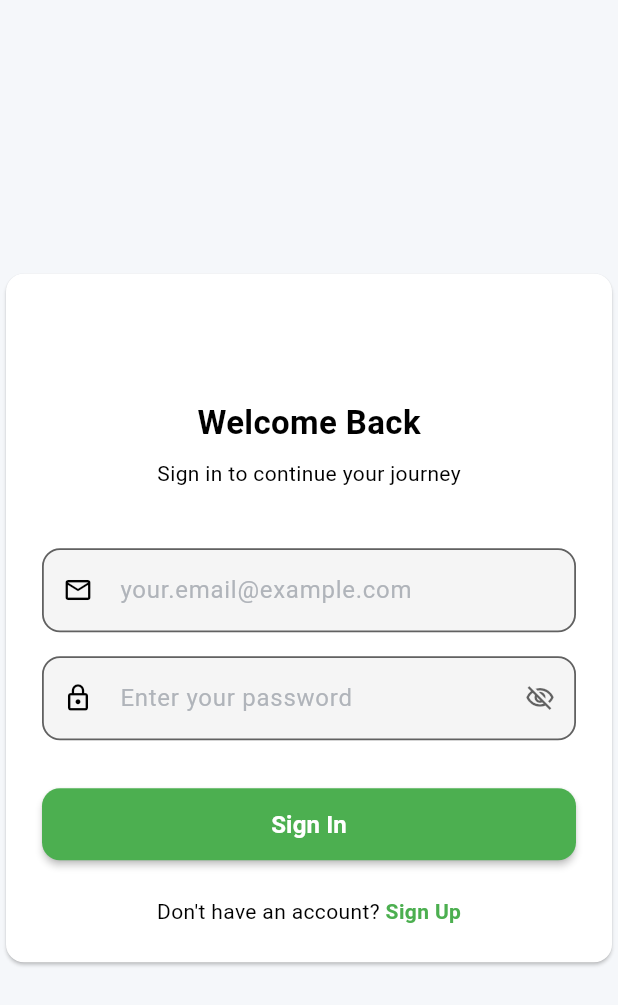
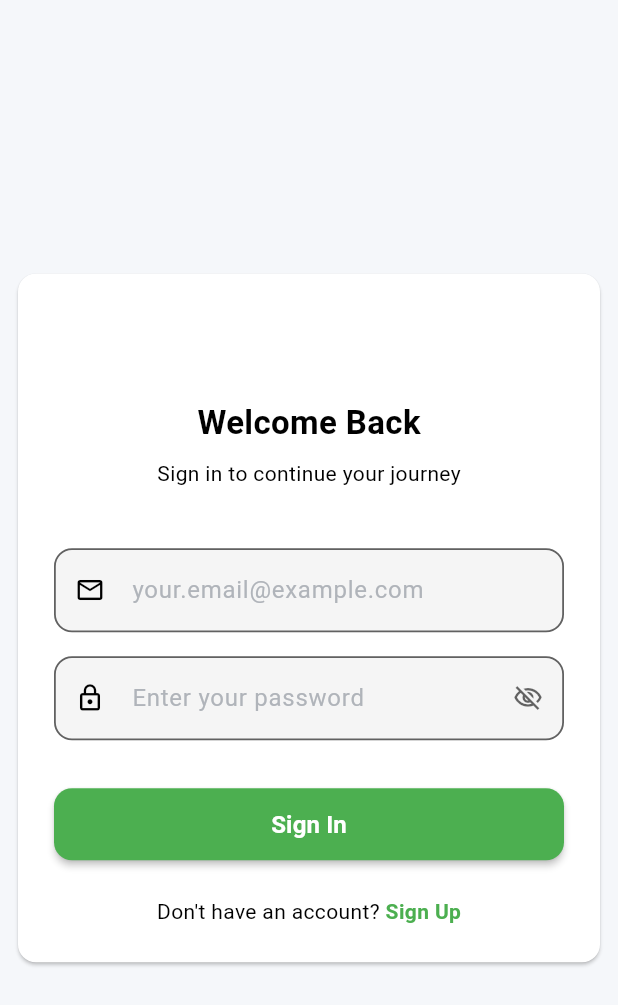
Before and after one commit to JiyadAhammad/metaupspace_task, a Flutter app: the screen it shows after launch, on a phone screen of 412 x 824 dp. Shown: the top 1005 px of the screen. Run offline on Flutter 3.47's test engine with Material 3 defaults, Android fonts, the phone set to English and light mode, and no system bars; our stand-ins replace bloc, dio, flutter_bloc, flutter_secure_storage, fpdart, freezed_annotation and 5 more.

Commit message:
Fixed Responsiveness issues

```diff
--- a/frontend/lib/features/auth/presentation/pages/signin_page.dart
+++ b/frontend/lib/features/auth/presentation/pages/signin_page.dart
@@ -1,6 +1,7 @@
 import 'package:flutter/material.dart';
 import 'package:flutter_bloc/flutter_bloc.dart';
 import 'package:go_router/go_router.dart';
+import 'package:responsive_builder/responsive_builder.dart';
 
 import '../../../../core/routes/route_names.dart';
 import '../../../../core/utils/ui/commands/snackbar_commands.dart';
@@ -19,6 +20,82 @@ class SigninPage extends StatefulWidget {
 }
 
 class _SigninPageState extends State<SigninPage> {
+  @override
+  Widget build(BuildContext context) {
+    // Access theme for spacing and layout logic
+    final ThemeData theme = Theme.of(context);
+    return Scaffold(
+      backgroundColor: theme.scaffoldBackgroundColor,
+      resizeToAvoidBottomInset: false,
+      body: SafeArea(
+        child: Center(
+          child: ScreenTypeLayout.builder(
+            mobile: (_) => const _MobileLayout(),
+            tablet: (_) => const _TabletLayout(),
+            desktop: (_) => const _DesktopLayout(),
+          ),
+        ),
+      ),
+    );
+  }
+}
+
+class _MobileLayout extends StatelessWidget {
+  const _MobileLayout();
+
+  @override
+  Widget build(BuildContext context) {
+    return Card(
+      margin: const EdgeInsets.all(12),
+      child: SingleChildScrollView(
+        padding: const EdgeInsets.all(24),
+        child: _LoginLayout(),
+      ),
+    );
+  }
+}
+
+class _TabletLayout extends StatelessWidget {
+  const _TabletLayout();
+
+  @override
+  Widget build(BuildContext context) {
+    return SizedBox(
+      width: 600,
+      child: Card(
+        margin: const EdgeInsets.all(12),
+        child: Padding(
+          padding: const EdgeInsets.all(24),
+          child: _LoginLayout(),
+        ),
+      ),
+    );
+  }
+}
+
+class _DesktopLayout extends StatelessWidget {
+  const _DesktopLayout();
+
+  @override
+  Widget build(BuildContext context) {
+    return SizedBox(
+      width: 800,
+      child: Card(
+        child: Padding(
+          padding: const EdgeInsets.all(24),
+          child: _LoginLayout(),
+        ),
+      ),
+    );
+  }
+}
+
+class _LoginLayout extends StatefulWidget {
+  @override
+  State<_LoginLayout> createState() => _LoginLayoutState();
+}
+
+class _LoginLayoutState extends State<_LoginLayout> {
   final GlobalKey<FormState> _formKey = GlobalKey<FormState>();
   final TextEditingController _emailController = TextEditingController();
   final TextEditingController _passwordController = TextEditingController();
@@ -34,18 +111,7 @@ class _SigninPageState extends State<SigninPage> {
   Widget build(BuildContext context) {
     // Access theme for spacing and layout logic
     final ThemeData theme = Theme.of(context);
-
-    return Scaffold(
-      backgroundColor: theme.scaffoldBackgroundColor,
-      resizeToAvoidBottomInset: false,
-      body: SafeArea(
-        child: Center(
-          child: Card(
-            child: SizedBox(
-              width: 450,
-              child: Padding(
-                padding: const EdgeInsets.all(24),
-                child: Form(
+    return Form(
       key: _formKey,
       child: Column(
         mainAxisSize: .min,
@@ -85,18 +151,12 @@ class _SigninPageState extends State<SigninPage> {
             listener: (BuildContext context, AuthState state) {
               state.whenOrNull(
                 success: (AuthEntity data, String message) {
-                              SnackbarCommand.show(
-                                type: ToastType.success,
-                                title: message,
-                              );
+                  SnackbarCommand.show(type: ToastType.success, title: message);
 
                   context.goNamed(AppRouteNames.dashboard);
                 },
                 error: (String message) {
-                              SnackbarCommand.show(
-                                type: ToastType.error,
-                                title: message,
-                              );
+                  SnackbarCommand.show(type: ToastType.error, title: message);
                 },
               );
             },
@@ -116,8 +176,7 @@ class _SigninPageState extends State<SigninPage> {
                           context.read<AuthBloc>().add(
                             AuthEvent.login(
                               email: _emailController.text.trim(),
-                                          password: _passwordController.text
-                                              .trim(),
+                              password: _passwordController.text.trim(),
                             ),
                           );
                         }
@@ -149,12 +208,6 @@ class _SigninPageState extends State<SigninPage> {
           ),
         ],
       ),
-                ),
-              ),
-            ),
-          ),
-        ),
-      ),
     );
   }
 }
--- a/frontend/lib/features/dashboard/presentation/widget/greeting_header.dart
+++ b/frontend/lib/features/dashboard/presentation/widget/greeting_header.dart
@@ -1,5 +1,6 @@
 import 'package:flutter/material.dart';
 import 'package:flutter_bloc/flutter_bloc.dart';
+import 'package:responsive_builder/responsive_builder.dart';
 
 import '../../../../core/utils/ui/greeting_util.dart';
 import '../../../../core/widgets/custom_text.dart';
@@ -32,6 +33,8 @@ class GreetingHeader extends StatelessWidget {
             ],
           ),
         ),
+        if (getDeviceType(MediaQuery.of(context).size) !=
+            DeviceScreenType.mobile)
           TextButton(
             onPressed: () {
               context.read<DashboardBloc>().add(
```
Also changed, not shown: frontend/lib/features/dashboard/presentation/pages/dashboard_screen.dart (+8 -2 lines), frontend/lib/features/dashboard/presentation/widget/build_action_panel.dart (+3 -6 lines), frontend/lib/features/leave_application/presentation/widgets/applied_leave_card.dart (+35 -8 lines), frontend/lib/features/payslip/presentation/pages/view_pay_slips_screen.dart (+21 -0 lines), frontend/lib/features/payslip/presentation/widgets/payslip_item_widget.dart (+32 -3 lines), 1 other file. Lines whose indentation alone changed are shown as unchanged.
